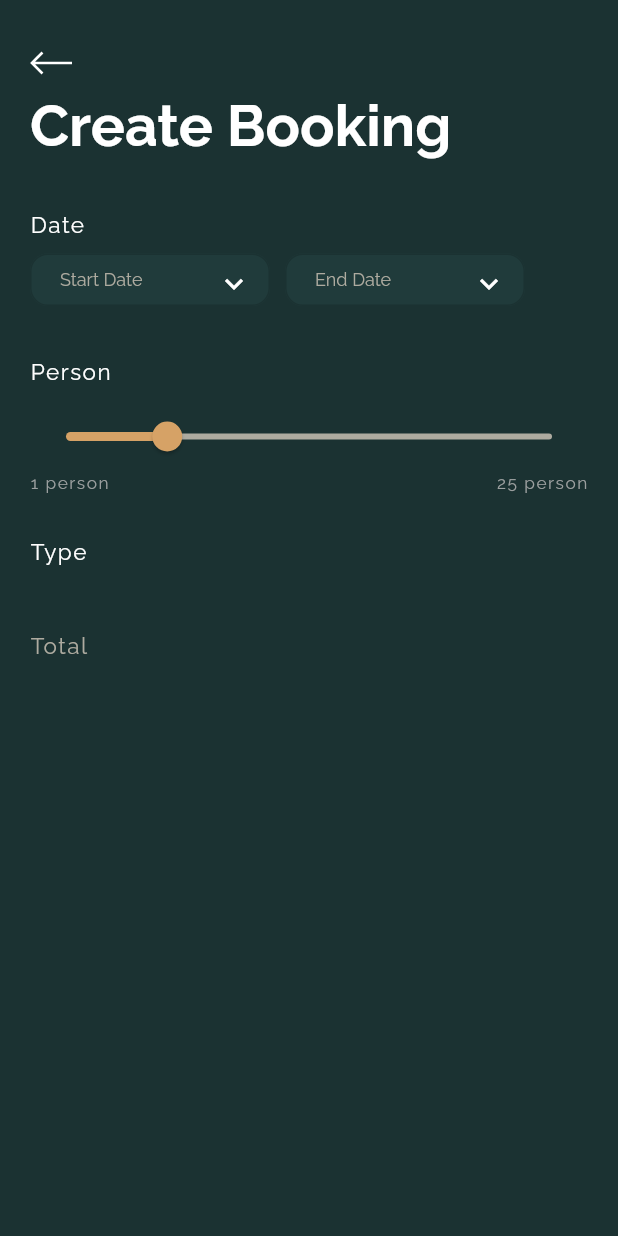
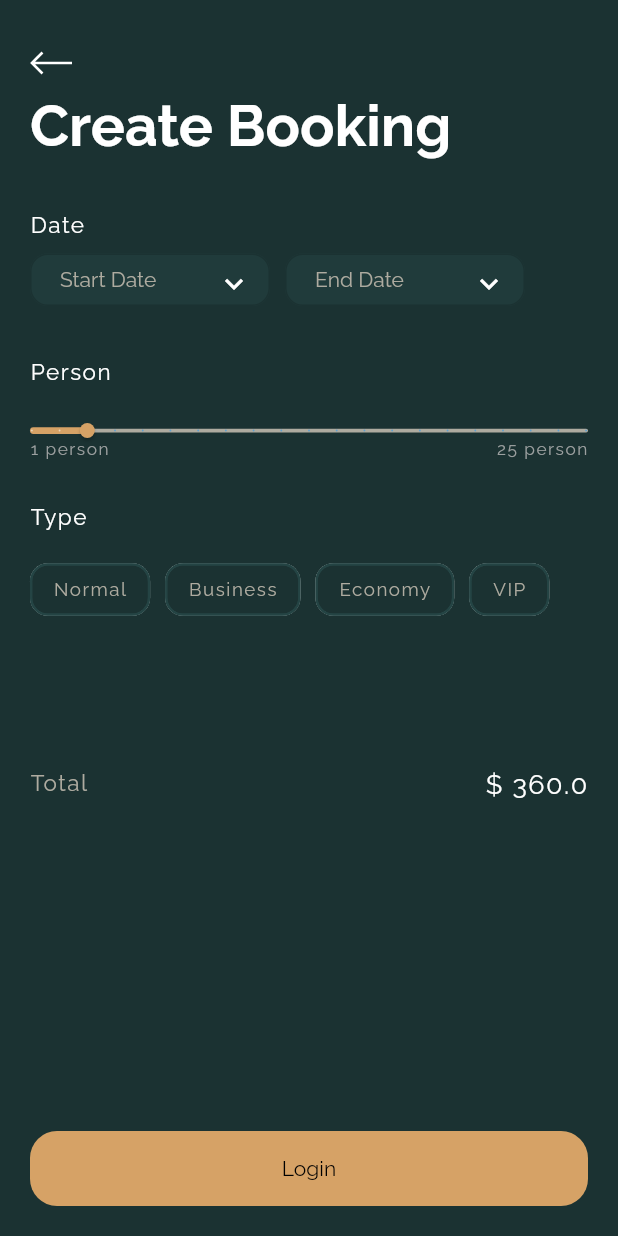
Before and after one commit to dexbytes-flutter/ui, a Flutter app: the CreateBookingScreen widget shown alone on an empty page, opened directly, on a phone screen of 412 x 824 dp. Run offline on Flutter 3.47's test engine with Material 2 defaults, Android fonts, the phone set to English and light mode, and no system bars; drawn by our look-alikes of syncfusion_flutter_sliders; our stand-ins replace cached_network_image, carousel_slider, connectivity, country_code_picker, dropdown_button2, equatable and 13 more; missing offline and left inert: flutter_app_badger; accounts and stored records are empty; network calls fail; project files that could hold a hidden picture were left out.

Commit message:
create booking sceen created

```diff
--- a/assets/lang/en.json
+++ b/assets/lang/en.json
@@ -206,5 +206,6 @@
   "dateTitleText" : "Date",
   "totalText" : "Total",
   "okButtonText" : "Ok",
-  "cancelText" : "Cancel"
+  "cancelText" : "Cancel",
+  "personLabelText" : "person"
 }
--- /dev/null
+++ b/lib/src/model/create_booking_type_model.dart
@@ -0,0 +1,6 @@
+List<String> bookingTypeList = [
+  "Normal",
+  "Business",
+  "Economy",
+  "VIP",
+];
--- a/lib/src/pages/create_booking_screen.dart
+++ b/lib/src/pages/create_booking_screen.dart
@@ -1,10 +1,16 @@
+import 'package:base_flutter_app/src/all_file_import/app_utils_files_link.dart';
 import 'package:base_flutter_app/src/all_file_import/app_values_files_link.dart';
 import 'package:base_flutter_app/src/all_file_import/app_widget_files_link.dart';
+import 'package:base_flutter_app/src/model/create_booking_type_model.dart';
+import 'package:base_flutter_app/src/model/filter_choice_chip_model.dart';
+import 'package:base_flutter_app/src/pages/dashboard_screen.dart';
+import 'package:base_flutter_app/src/widgets/common_choice_chip_widget.dart';
 import 'package:base_flutter_app/src/widgets/date_picker_widget.dart';
 import 'package:flutter/material.dart';
 import 'package:syncfusion_flutter_sliders/sliders.dart';
 
 import '../widgets/appbar/common_app_bar.dart';
+import '../widgets/custom_slider_widget.dart';
 
 class CreateBookingScreen extends StatefulWidget {
   const CreateBookingScreen({Key? key}) : super(key: key);
@@ -16,12 +22,12 @@ class CreateBookingScreen extends StatefulWidget {
 class _CreateBookingScreenState extends State<CreateBookingScreen> {
   DateTime? startDateCheck;
   DateTime? endDateCheck;
-  int _value = 6;
+  int _value = 3;
 
   @override
   Widget build(BuildContext context) {
-    // Date drop down view
-    dateDropDown() {
+      // Date drop down view
+      dateDropDown() {
       return Row(
         mainAxisAlignment: MainAxisAlignment.start,
         children: [
@@ -56,54 +62,38 @@ class _CreateBookingScreenState extends State<CreateBookingScreen> {
       );
     }
 
-    // Person range slider
-    personRangSlider() {
+      // Person range slider
+      personRangSlider() {
       return Column(
         crossAxisAlignment: CrossAxisAlignment.start,
+        mainAxisAlignment: MainAxisAlignment.start,
         children: [
-          /*Slider(
-              value: _value.toDouble(),
-              min: 1.0,
-              max: 25.0,
-              divisions: 10,
-              activeColor: appColors.buttonBgColor,
-              inactiveColor: appColors.textColor,
-              label: "$_value ${appString.trans(context, appString.personText)}",
-              onChanged: (double newValue) {
-                setState(() {
-                  _value = newValue.round();
-                });
-              },
-              semanticFormatterCallback: (double newValue) {
-                return '${newValue.round()} dollars';
-              }),*/
-
-          SfSlider(
+          CustomSlider(
+            inActiveTrackColor: appColors.textColor,
+            activeTrackColor: appColors.buttonBgColor,
+            trackHeight: 2.5,
+            max: 25,
             min: 1,
-            max: 25.0,
-            value: _value,
-            interval: 10,
-            showTicks: false,
-            enableTooltip: true,
-            activeColor: appColors.buttonBgColor,
-            inactiveColor: appColors.textColor,
-            onChanged: (newValue){
+            value: _value.toDouble(),
+            divisions: 20,
+            onValueChangeCallback: (value){
               setState(() {
-                _value = newValue.round();
+                _value = value.round();
               });
             },
           ),
           Row(
             mainAxisAlignment: MainAxisAlignment.spaceBetween,
+            crossAxisAlignment: CrossAxisAlignment.start,
             children: [
-              Text("1 person",
+              Text("1 ${appString.trans(context, appString.personLabelText)}",
                   style:appStyles.commonSubTitleTextStyle(
                     fontSize: 11.5 ,
                     fontWeight: FontWeight.w500,
                     texColor:appColors.grey.withOpacity(0.80),
                   )
               ),
-              Text("25 person",
+              Text("25 ${appString.trans(context, appString.personLabelText)}",
                   style:appStyles.commonSubTitleTextStyle(
                     fontSize: 11.5 ,
                     fontWeight: FontWeight.w500,
@@ -115,6 +105,63 @@ class _CreateBookingScreenState extends State<CreateBookingScreen> {
         ],
       );
     }
+
+      // Type view
+      typeView(){
+        return Wrap(
+          spacing: 10.0,
+          runSpacing: -5,
+          children: <Widget>[
+            ChoiceChipWidget(
+              reportList: bookingTypeList,
+              isAvatar: false,
+            ),
+          ],
+        );
+      }
+
+      // Total text
+      totalAmountView(){
+        return Padding(
+          padding: const EdgeInsets.only(top: 95),
+          child: Row(
+            mainAxisAlignment: MainAxisAlignment.spaceBetween,
+            children: [
+              Text(
+                appString.trans(context, appString.totalText),
+                style: appStyles.commonSubTitleTextStyle(
+                  fontSize: 15,
+                  fontWeight: FontWeight.w500,
+                ),
+              ),
+              Text(
+                "\$ 360.0",
+                style: appStyles.commonSubTitleTextStyle(
+                  fontSize: 18,
+                  fontWeight: FontWeight.w500, texColor: appColors.white
+                ),
+              ),
+            ],
+          ),
+        );
+      }
+
+      // Common button
+      nextButton(){
+        return CommonButton(
+          buttonName: appString.trans(context, appString.loginText),
+          buttonHeight: 50,
+          buttonBorderRadius: 18,
+          isBottomMarginRequired: false,
+          textStyle: appStyles.buttonNameStyle(),
+          backCallback: () {
+            Navigator.push(
+              context,
+              SlideRightRoute(widget: DashBoardPage()),
+            );
+          },
+        );
+      }
 
     return ContainerFirst(
         appBarHeight: 56,
@@ -159,7 +206,7 @@ class _CreateBookingScreenState extends State<CreateBookingScreen> {
                     texColor: appColors.white),
               ),
               SizedBox(
-                height: 10,
+                height: 25,
               ),
               personRangSlider(),
               SizedBox(
@@ -175,18 +222,20 @@ class _CreateBookingScreenState extends State<CreateBookingScreen> {
               SizedBox(
                 height: 15,
               ),
-              SizedBox(
-                height: 30,
-              ),
-              Text(
-                appString.trans(context, appString.totalText),
-                style: appStyles.commonSubTitleTextStyle(
-                  fontSize: 15,
-                  fontWeight: FontWeight.w500,
-                ),
-              ),
+              typeView(),
+              totalAmountView(),
+              // SizedBox(height: 20,),
+              // nextButton()
             ],
           ),
-        ));
+        ),
+      bottomMenuView: Align(
+        alignment: Alignment.bottomCenter,
+          child: Padding(
+            padding: const EdgeInsets.only(bottom: 20,left: 20,right: 20),
+            child: nextButton(),
+          )
+      ),
+    );
   }
 }
--- a/lib/src/values/app_string.dart
+++ b/lib/src/values/app_string.dart
@@ -294,6 +294,7 @@ class AppString {
   String totalText = 'totalText';
   String okButtonText = 'okButtonText';
   String cancelText = 'cancelText';
+  String personLabelText = 'personLabelText';
 
 
 }
--- /dev/null
+++ b/lib/src/widgets/custom_slider_widget.dart
@@ -0,0 +1,241 @@
+import 'dart:ui' as ui;
+
+import 'package:base_flutter_app/src/all_file_import/app_values_files_link.dart';
+import 'package:flutter/material.dart';
+import 'package:flutter/services.dart';
+
+class CustomSlider extends StatefulWidget {
+  // final String? assetImage;
+  // final LinearGradient linearGradient;
+  final Color inActiveTrackColor;
+  final Color activeTrackColor;
+  final double trackHeight;
+  final double min;
+  final double max;
+  final int? assetImageHeight;
+  final int? assetImageWidth;
+  final int? divisions;
+  final Function(double)? onValueChangeCallback;
+  final double? value;
+
+  const CustomSlider({
+    Key? key,
+    // this.assetImage,
+    // required this.linearGradient,
+    required this.inActiveTrackColor,
+    required this.activeTrackColor,
+    required this.trackHeight,
+    required this.min,
+    required this.max,
+    this.divisions,
+    this.assetImageHeight = 50,
+    this.assetImageWidth = 60,
+    this.onValueChangeCallback,
+    this.value
+  }) : super(key: key);
+
+  @override
+  State<CustomSlider> createState() => _CustomSliderState();
+}
+
+class _CustomSliderState extends State<CustomSlider> {
+  // double intValue = 0;
+  ui.Image? customImage;
+
+ /* Future<ui.Image> load(String asset) async {
+    ByteData data = await rootBundle.load(asset);
+    ui.Codec codec = await ui.instantiateImageCodec(data.buffer.asUint8List(),
+        targetHeight: widget.assetImageHeight,
+        targetWidth: widget.assetImageWidth);
+    ui.FrameInfo frameInfo = await codec.getNextFrame();
+    return frameInfo.image;
+  }*/
+
+  @override
+  void initState() {
+    /*load(widget.assetImage!).then((image) {
+      setState(() {
+        customImage = image;
+      });
+    });*/
+    super.initState();
+  }
+
+  @override
+  Widget build(BuildContext context) {
+    return SliderTheme(
+      data: SliderTheme.of(context).copyWith(
+          inactiveTrackColor: widget.inActiveTrackColor,
+          activeTrackColor: widget.activeTrackColor,
+          trackShape: CustomTrackShape(),
+          thumbColor: appColors.buttonBgColor,
+          trackHeight: widget.trackHeight,
+          overlayShape: SliderComponentShape.noOverlay,
+          // overlayColor: Colors.purple.withAlpha(36),
+          overlayColor: appColors.appTransColor,
+          thumbShape: customImage != null
+              ? SliderThumbImage(customImage!)
+              : const RoundSliderThumbShape(
+            enabledThumbRadius: 5,disabledThumbRadius: 5,
+            pressedElevation: 0
+          )),
+      child: Slider(
+        min: widget.min,
+        max: widget.max,
+        divisions: widget.divisions,
+        onChanged: widget.onValueChangeCallback,
+        value: widget.value!,
+        label: "${widget.value?.toInt()} ${appString.trans(context, appString.personText)}",
+      ),
+    );
+  }
+}
+
+class GradientSliderTrackShape extends SliderTrackShape
+    with BaseSliderTrackShape {
+  LinearGradient? linearGradient;
+
+  GradientSliderTrackShape({this.linearGradient}) {
+    linearGradient ??
+        const LinearGradient(colors: [
+          Colors.black,
+          Colors.amber,
+        ]);
+  }
+
+  @override
+  void paint(
+      PaintingContext context,
+      Offset offset, {
+        required RenderBox parentBox,
+        required SliderThemeData sliderTheme,
+        required Animation<double> enableAnimation,
+        required TextDirection textDirection,
+        required Offset thumbCenter,
+        bool isDiscrete = false,
+        bool isEnabled = false,
+        double additionalActiveTrackHeight = 2,
+      }) {
+    assert(context != null);
+    assert(offset != null);
+    assert(parentBox != null);
+    assert(sliderTheme != null);
+    assert(sliderTheme.disabledActiveTrackColor != null);
+    assert(sliderTheme.disabledInactiveTrackColor != null);
+    assert(sliderTheme.activeTrackColor != null);
+    assert(sliderTheme.inactiveTrackColor != null);
+    assert(sliderTheme.thumbShape != null);
+    assert(enableAnimation != null);
+    assert(textDirection != null);
+    assert(thumbCenter != null);
+    assert(isEnabled != null);
+    assert(isDiscrete != null);
+
+    if (sliderTheme.trackHeight! <= 0) {
+      return;
+    }
+
+    final Rect trackRect = getPreferredRect(
+      parentBox: parentBox,
+      offset: offset,
+      sliderTheme: sliderTheme,
+      isEnabled: isEnabled,
+      isDiscrete: isDiscrete,
+    );
+    final activeGradientRect = Rect.fromLTRB(
+      trackRect.left,
+      (textDirection == TextDirection.ltr)
+          ? trackRect.top - (additionalActiveTrackHeight / 2)
+          : trackRect.top,
+      thumbCenter.dx,
+      (textDirection == TextDirection.ltr)
+          ? trackRect.bottom + (additionalActiveTrackHeight / 2)
+          : trackRect.bottom,
+    );
+
+    final ColorTween activeTrackColorTween = ColorTween(
+        begin: sliderTheme.disabledActiveTrackColor,
+        end: sliderTheme.activeTrackColor);
+    final ColorTween inactiveTrackColorTween = ColorTween(
+        begin: sliderTheme.disabledInactiveTrackColor,
+        end: sliderTheme.inactiveTrackColor);
+    final Paint activePaint = Paint()
+      ..shader = linearGradient!.createShader(activeGradientRect)
+      ..color = activeTrackColorTween.evaluate(enableAnimation)!;
+    final Paint inactivePaint = Paint()
+      ..color = inactiveTrackColorTween.evaluate(enableAnimation)!;
+    final Paint leftTrackPaint;
+    final Paint rightTrackPaint;
+    switch (textDirection) {
+      case TextDirection.ltr:
+        leftTrackPaint = activePaint;
+        rightTrackPaint = inactivePaint;
+        break;
+      case TextDirection.rtl:
+        leftTrackPaint = inactivePaint;
+        rightTrackPaint = activePaint;
+        break;
+    }
+
+    final Rect leftTrackSegment = Rect.fromLTRB(
+        trackRect.left, trackRect.top, thumbCenter.dx, trackRect.bottom);
+    if (!leftTrackSegment.isEmpty)
+      context.canvas.drawRect(leftTrackSegment, leftTrackPaint);
+    final Rect rightTrackSegment = Rect.fromLTRB(
+        thumbCenter.dx, trackRect.top, trackRect.right, trackRect.bottom);
+    if (!rightTrackSegment.isEmpty)
+      context.canvas.drawRect(rightTrackSegment, rightTrackPaint);
+  }
+}
+
+class SliderThumbImage extends SliderComponentShape {
+  final ui.Image image;
+
+  SliderThumbImage(this.image);
+  @override
+  Size getPreferredSize(bool isEnabled, bool isDiscrete) {
+    return const Size(0, 0);
+  }
+
+  @override
+  void paint(PaintingContext context, Offset center,
+      {required Animation<double> activationAnimation,
+        required Animation<double> enableAnimation,
+        required bool isDiscrete,
+        required TextPainter labelPainter,
+        required RenderBox parentBox,
+        required SliderThemeData sliderTheme,
+        required TextDirection textDirection,
+        required double value,
+        required double textScaleFactor,
+        required Size sizeWithOverflow}) {
+    var canvas = context.canvas;
+    final picWidth = image.width;
+    final picHeight = image.height;
+
+    Offset picOffset = Offset(
+      (center.dx - (picWidth / 2)),
+      (center.dy - (picHeight / 2)),
+    );
+
+    Paint paint = Paint()..filterQuality = FilterQuality.high;
+    canvas.drawImage(image, picOffset, paint);
+  }
+}
+
+class CustomTrackShape extends RoundedRectSliderTrackShape {
+  @override
+  Rect getPreferredRect({
+    required RenderBox parentBox,
+    Offset offset = Offset.zero,
+    required SliderThemeData sliderTheme,
+    bool isEnabled = false,
+    bool isDiscrete = false,
+  }) {
+    final trackHeight = sliderTheme.trackHeight;
+    final trackLeft = offset.dx;
+    final trackTop = offset.dy + (parentBox.size.height - trackHeight!) / 2;
+    final trackWidth = parentBox.size.width;
+    return Rect.fromLTWH(trackLeft, trackTop, trackWidth, trackHeight);
+  }
+}
--- a/lib/src/widgets/date_picker_widget.dart
+++ b/lib/src/widgets/date_picker_widget.dart
@@ -120,8 +120,8 @@ class _DatePickerWidgetState extends State<DatePickerWidget> {
         inputKeyboardType: InputKeyboardTypeWithError.text,
         textInputAction: TextInputAction.next,
         hintText: widget.hintText?? appString.trans(context, appString.dateTitleText),
-        hintStyle: appStyles.commonTitleStyle(fontSize: 12,texColor: appColors.textColor,fontWeight: FontWeight.w400),
-        textStyle: appStyles.commonTitleStyle(fontWeight: FontWeight.w500,fontSize: 12,
+        hintStyle: appStyles.commonTitleStyle(fontSize: 14,texColor: appColors.textColor,fontWeight: FontWeight.w400),
+        textStyle: appStyles.commonTitleStyle(fontWeight: FontWeight.w500,fontSize: 14,
             texColor: appColors.white ),
         contentPadding: EdgeInsets.only(left: 20,right: 20),
         inputFieldSuffixIcon: IconButton(
```
